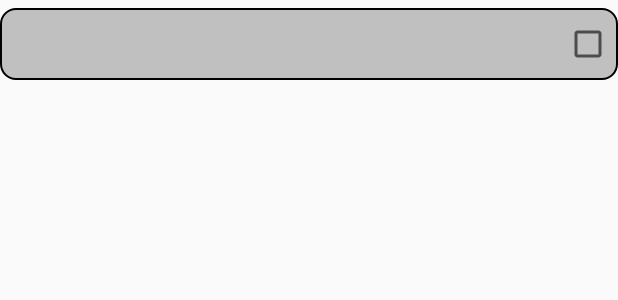
After one commit to baselihab/TODO, an Android app: the layout list_item.xml on its own in the app's theme, with its tools: preview values and no code run, on a phone screen of 412 x 824 dp. The commit adds this screen. Shown: the top 300 px of the screen. Run offline under Robolectric (Android 15) with nearby library versions, the phone set to English and light mode, and no system bars.

Commit message:
Design list item

```diff
--- /dev/null
+++ b/app/src/main/res/drawable/rounded_corner.xml
@@ -0,0 +1,30 @@
+<?xml version="1.0" encoding="utf-8"?>
+<shape
+    xmlns:android="http://schemas.android.com/apk/res/android"
+    android:shape="rectangle">
+
+    <!-- view background color -->
+    <solid
+        android:color="@color/colorGrey" >
+    </solid>
+
+    <!-- view border color and width -->
+    <stroke
+        android:width="1dp"
+        android:color="@color/colorAccent" >
+    </stroke>
+
+    <!-- If you want to add some padding -->
+    <padding
+        android:left="4dp"
+        android:top="4dp"
+        android:right="4dp"
+        android:bottom="4dp"    >
+    </padding>
+
+    <!-- Here is the corner radius -->
+    <corners
+        android:radius="10dp"   >
+    </corners>
+
+</shape>
--- /dev/null
+++ b/app/src/main/res/layout/list_item.xml
@@ -0,0 +1,15 @@
+<?xml version="1.0" encoding="utf-8"?>
+<LinearLayout xmlns:android="http://schemas.android.com/apk/res/android"
+    xmlns:tools="http://schemas.android.com/tools"
+    android:layout_width="match_parent"
+    android:layout_height="match_parent">
+    <CheckedTextView
+        android:layout_width="match_parent"
+        android:layout_height="48dp"
+        android:drawableRight="?android:attr/listChoiceIndicatorMultiple"
+        android:gravity="center_vertical"
+        android:paddingLeft="20dp"
+        android:layout_marginTop="5dp"
+        android:textColor="@color/colorAccent"
+        android:background="@drawable/rounded_corner" />
+</LinearLayout>
--- a/app/src/main/res/values/colors.xml
+++ b/app/src/main/res/values/colors.xml
@@ -2,5 +2,6 @@
 <resources>
     <color name="colorPrimary">#80CBC4</color>
     <color name="colorPrimaryDark">#00897B</color>
-    <color name="colorAccent">#FF4081</color>
+    <color name="colorAccent">#000000</color>
+    <color name="colorGrey">#C0C0C0</color>
 </resources>
```
